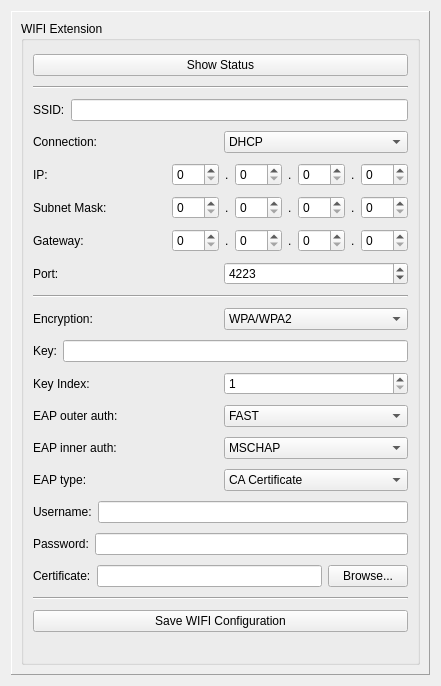
Before: the Qt Designer form src/brickv/plugin_system/plugins/master/ui/wifi.ui in Tinkerforge/brickv, drawn with Qt 5.
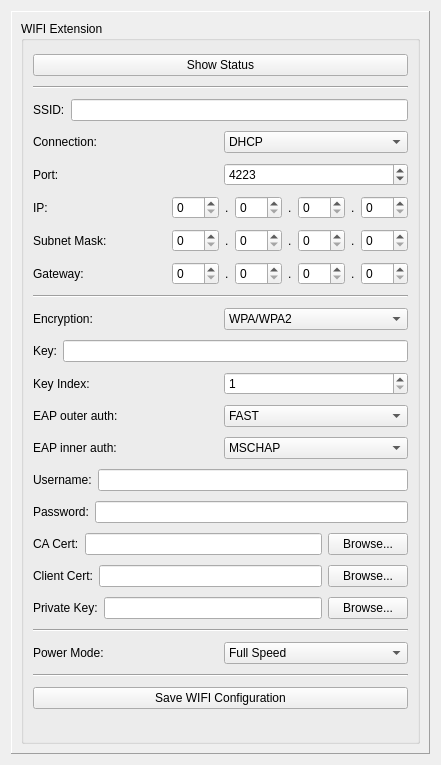
After: the same form once the commit is applied.

Commit message: Show port always, remove eap type, add ca/client/private key cert (upload functionality still missing)

```diff
--- a/src/brickv/plugin_system/plugins/master/ui/wifi.ui
+++ b/src/brickv/plugin_system/plugins/master/ui/wifi.ui
@@ -7,7 +7,7 @@
     <x>0</x>
     <y>0</y>
     <width>441</width>
-    <height>686</height>
+    <height>765</height>
    </rect>
   </property>
   <property name="windowTitle">
@@ -86,6 +86,27 @@
            </item>
           </layout>
          </item>
+         <item>
+          <layout class="QHBoxLayout" name="horizontalLayout">
+           <item>
+            <widget class="QLabel" name="wifi_port_label">
+             <property name="text">
+              <string>Port:</string>
+             </property>
+            </widget>
+           </item>
+           <item>
+            <widget class="QSpinBox" name="wifi_port">
+             <property name="maximum">
+              <number>65535</number>
+             </property>
+             <property name="value">
+              <number>4223</number>
+             </property>
+            </widget>
+           </item>
+          </layout>
+         </item>
          <item>
           <layout class="QHBoxLayout" name="horizontalLayout_6">
            <item>
@@ -323,27 +344,6 @@
            </item>
           </layout>
          </item>
-         <item>
-          <layout class="QHBoxLayout" name="horizontalLayout">
-           <item>
-            <widget class="QLabel" name="wifi_port_label">
-             <property name="text">
-              <string>Port:</string>
-             </property>
-            </widget>
-           </item>
-           <item>
-            <widget class="QSpinBox" name="wifi_port">
-             <property name="maximum">
-              <number>65535</number>
-             </property>
-             <property name="value">
-              <number>4223</number>
-             </property>
-            </widget>
-           </item>
-          </layout>
-         </item>
          <item>
           <widget class="Line" name="line">
            <property name="orientation">
@@ -491,36 +491,6 @@
            </item>
           </layout>
          </item>
-         <item>
-          <layout class="QHBoxLayout" name="wifi_eap_type_layout">
-           <item>
-            <widget class="QLabel" name="wifi_eap_type_label">
-             <property name="text">
-              <string>EAP type:</string>
-             </property>
-            </widget>
-           </item>
-           <item>
-            <widget class="QComboBox" name="wifi_eap_type">
-             <item>
-              <property name="text">
-               <string>CA Certificate</string>
-              </property>
-             </item>
-             <item>
-              <property name="text">
-               <string>Client Certificate</string>
-              </property>
-             </item>
-             <item>
-              <property name="text">
-               <string>Private Key</string>
-              </property>
-             </item>
-            </widget>
-           </item>
-          </layout>
-         </item>
          <item>
           <layout class="QHBoxLayout" name="horizontalLayout_5">
            <item>
@@ -562,7 +532,7 @@
            <item>
             <widget class="QLabel" name="wifi_certificate_label">
              <property name="text">
-              <string>Certificate:</string>
+              <string>CA Cert:</string>
              </property>
             </widget>
            </item>
@@ -578,6 +548,80 @@
            </item>
           </layout>
          </item>
+         <item>
+          <layout class="QHBoxLayout" name="horizontalLayout_11">
+           <item>
+            <widget class="QLabel" name="wifi_client_certificate_label">
+             <property name="text">
+              <string>Client Cert:</string>
+             </property>
+            </widget>
+           </item>
+           <item>
+            <widget class="QLineEdit" name="wifi_client_certificate_url"/>
+           </item>
+           <item>
+            <widget class="QPushButton" name="wifi_client_certificate_browse">
+             <property name="text">
+              <string>Browse...</string>
+             </property>
+            </widget>
+           </item>
+          </layout>
+         </item>
+         <item>
+          <layout class="QHBoxLayout" name="horizontalLayout_12">
+           <item>
+            <widget class="QLabel" name="wifi_private_key_label">
+             <property name="text">
+              <string>Private Key:</string>
+             </property>
+            </widget>
+           </item>
+           <item>
+            <widget class="QLineEdit" name="wifi_private_key_url"/>
+           </item>
+           <item>
+            <widget class="QPushButton" name="wifi_private_key_browse">
+             <property name="text">
+              <string>Browse...</string>
+             </property>
+            </widget>
+           </item>
+          </layout>
+         </item>
+         <item>
+          <widget class="Line" name="line_4">
+           <property name="orientation">
+            <enum>Qt::Horizontal</enum>
+           </property>
+          </widget>
+         </item>
+         <item>
+          <layout class="QHBoxLayout" name="horizontalLayout_10">
+           <item>
+            <widget class="QLabel" name="label">
+             <property name="text">
+              <string>Power Mode:</string>
+             </property>
+            </widget>
+           </item>
+           <item>
+            <widget class="QComboBox" name="wifi_power_mode">
+             <item>
+              <property name="text">
+               <string>Full Speed</string>
+              </property>
+             </item>
+             <item>
+              <property name="text">
+               <string>Low Power</string>
+              </property>
+             </item>
+            </widget>
+           </item>
+          </layout>
+         </item>
          <item>
           <widget class="Line" name="line_3">
            <property name="orientation">
```
Left out of the diff: 6 changed lines with no effect on the pictures. The commit also changes 1 other file.
